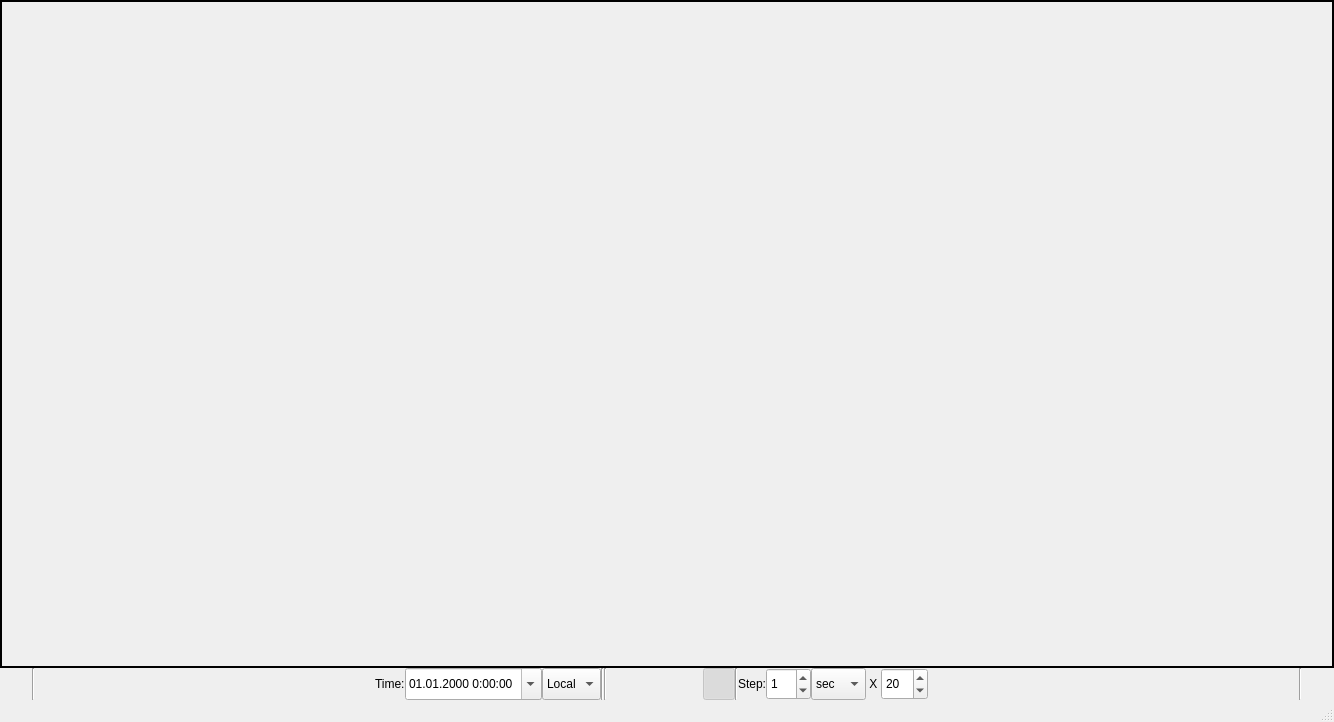
ivantaran/satviewer, file ui/SatViewer.ui: the form before one commit.
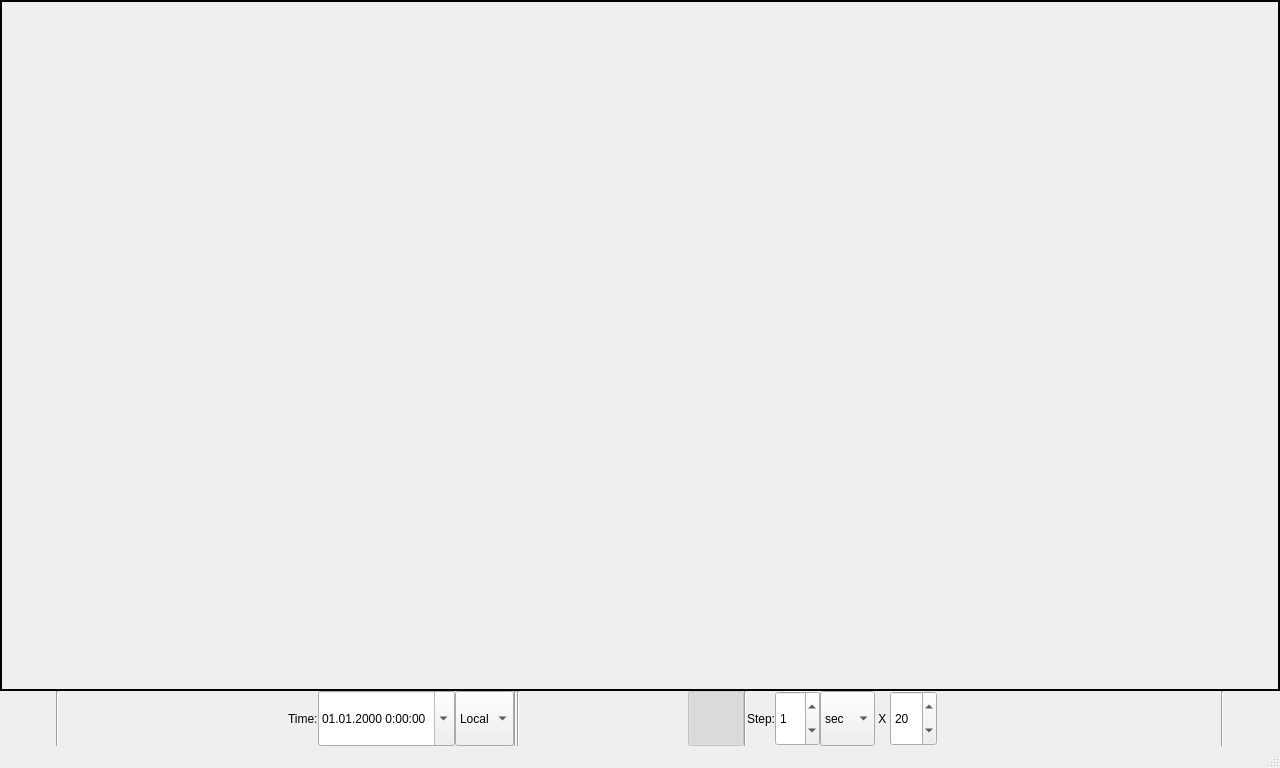
The form after the commit. Icons and pictures are not drawn.

```diff
--- a/ui/SatViewer.ui
+++ b/ui/SatViewer.ui
@@ -7,8 +7,8 @@
    <rect>
     <x>0</x>
     <y>0</y>
-    <width>1334</width>
-    <height>722</height>
+    <width>1280</width>
+    <height>768</height>
    </rect>
   </property>
   <property name="sizePolicy">
@@ -92,17 +92,11 @@
        </item>
        <item>
         <widget class="QFrame" name="frameTime">
-         <property name="minimumSize">
-          <size>
-           <width>0</width>
-           <height>32</height>
-          </size>
-         </property>
-         <property name="maximumSize">
-          <size>
-           <width>16777215</width>
-           <height>32</height>
-          </size>
+         <property name="sizePolicy">
+          <sizepolicy hsizetype="Preferred" vsizetype="Maximum">
+           <horstretch>0</horstretch>
+           <verstretch>0</verstretch>
+          </sizepolicy>
          </property>
          <layout class="QHBoxLayout" name="horizontalLayout_2">
           <property name="spacing">
@@ -140,8 +134,8 @@
             </property>
             <property name="iconSize">
              <size>
-              <width>24</width>
-              <height>24</height>
+              <width>48</width>
+              <height>48</height>
              </size>
             </property>
             <property name="autoRaise">
@@ -197,17 +191,11 @@
              <bool>true</bool>
             </property>
             <property name="sizePolicy">
-             <sizepolicy hsizetype="Minimum" vsizetype="Preferred">
+             <sizepolicy hsizetype="Minimum" vsizetype="Minimum">
               <horstretch>0</horstretch>
               <verstretch>0</verstretch>
              </sizepolicy>
             </property>
-            <property name="maximumSize">
-             <size>
-              <width>16777215</width>
-              <height>16777215</height>
-             </size>
-            </property>
             <property name="specialValueText">
              <string notr="true"/>
             </property>
@@ -228,7 +216,7 @@
           <item>
            <widget class="QComboBox" name="comboBoxTimeType">
             <property name="sizePolicy">
-             <sizepolicy hsizetype="Minimum" vsizetype="Fixed">
+             <sizepolicy hsizetype="Minimum" vsizetype="Minimum">
               <horstretch>0</horstretch>
               <verstretch>0</verstretch>
              </sizepolicy>
@@ -285,8 +273,8 @@
             </property>
             <property name="iconSize">
              <size>
-              <width>24</width>
-              <height>24</height>
+              <width>48</width>
+              <height>48</height>
              </size>
             </property>
             <property name="checkable">
@@ -318,8 +306,8 @@
             </property>
             <property name="iconSize">
              <size>
-              <width>24</width>
-              <height>24</height>
+              <width>48</width>
+              <height>48</height>
              </size>
             </property>
             <property name="checkable">
@@ -350,8 +338,8 @@
             </property>
             <property name="iconSize">
              <size>
-              <width>24</width>
-              <height>24</height>
+              <width>48</width>
+              <height>48</height>
              </size>
             </property>
             <property name="checkable">
@@ -385,8 +373,8 @@
             </property>
             <property name="iconSize">
              <size>
-              <width>24</width>
-              <height>24</height>
+              <width>48</width>
+              <height>48</height>
              </size>
             </property>
             <property name="checkable">
@@ -410,7 +398,7 @@
           <item>
            <widget class="QLabel" name="label_2">
             <property name="sizePolicy">
-             <sizepolicy hsizetype="Maximum" vsizetype="Preferred">
+             <sizepolicy hsizetype="Maximum" vsizetype="Minimum">
               <horstretch>0</horstretch>
               <verstretch>0</verstretch>
              </sizepolicy>
@@ -426,7 +414,7 @@
           <item>
            <widget class="QSpinBox" name="spinBoxStep">
             <property name="sizePolicy">
-             <sizepolicy hsizetype="Maximum" vsizetype="Preferred">
+             <sizepolicy hsizetype="Maximum" vsizetype="Minimum">
               <horstretch>0</horstretch>
               <verstretch>0</verstretch>
              </sizepolicy>
@@ -442,7 +430,7 @@
           <item>
            <widget class="QComboBox" name="comboBoxStep">
             <property name="sizePolicy">
-             <sizepolicy hsizetype="Maximum" vsizetype="Preferred">
+             <sizepolicy hsizetype="Maximum" vsizetype="Minimum">
               <horstretch>0</horstretch>
               <verstretch>0</verstretch>
              </sizepolicy>
@@ -471,6 +459,12 @@
           </item>
           <item>
            <widget class="QLabel" name="label_3">
+            <property name="sizePolicy">
+             <sizepolicy hsizetype="Minimum" vsizetype="Minimum">
+              <horstretch>0</horstretch>
+              <verstretch>0</verstretch>
+             </sizepolicy>
+            </property>
             <property name="text">
              <string> X </string>
             </property>
@@ -479,7 +473,7 @@
           <item>
            <widget class="QSpinBox" name="spinBoxTimeX">
             <property name="sizePolicy">
-             <sizepolicy hsizetype="Maximum" vsizetype="Preferred">
+             <sizepolicy hsizetype="Maximum" vsizetype="Minimum">
               <horstretch>0</horstretch>
               <verstretch>0</verstretch>
              </sizepolicy>
@@ -528,8 +522,8 @@
             </property>
             <property name="iconSize">
              <size>
-              <width>24</width>
-              <height>24</height>
+              <width>48</width>
+              <height>48</height>
              </size>
             </property>
             <property name="autoRaise">
@@ -564,8 +558,8 @@
             </property>
             <property name="iconSize">
              <size>
-              <width>24</width>
-              <height>24</height>
+              <width>48</width>
+              <height>48</height>
              </size>
             </property>
             <property name="autoRaise">
```
Left out of the diff: 16 changed lines with no effect on the pictures.
